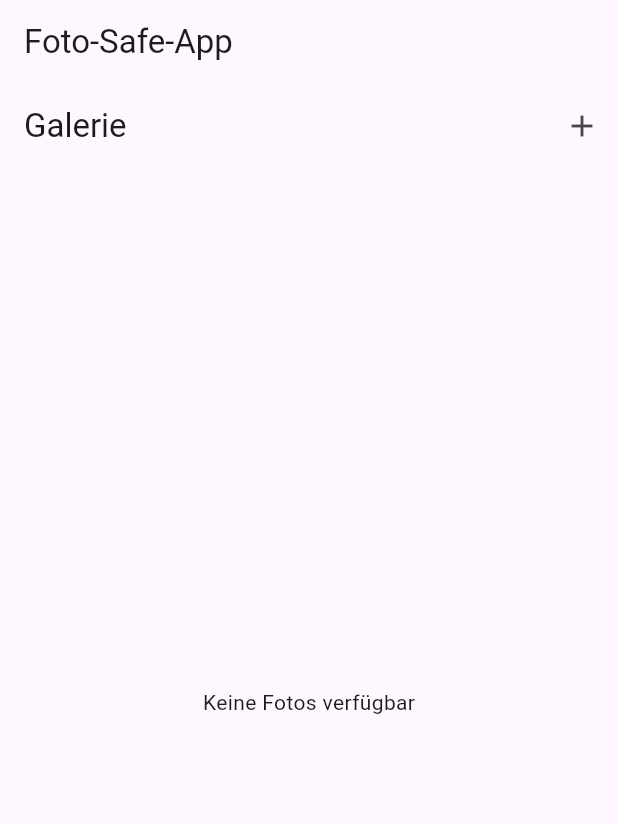
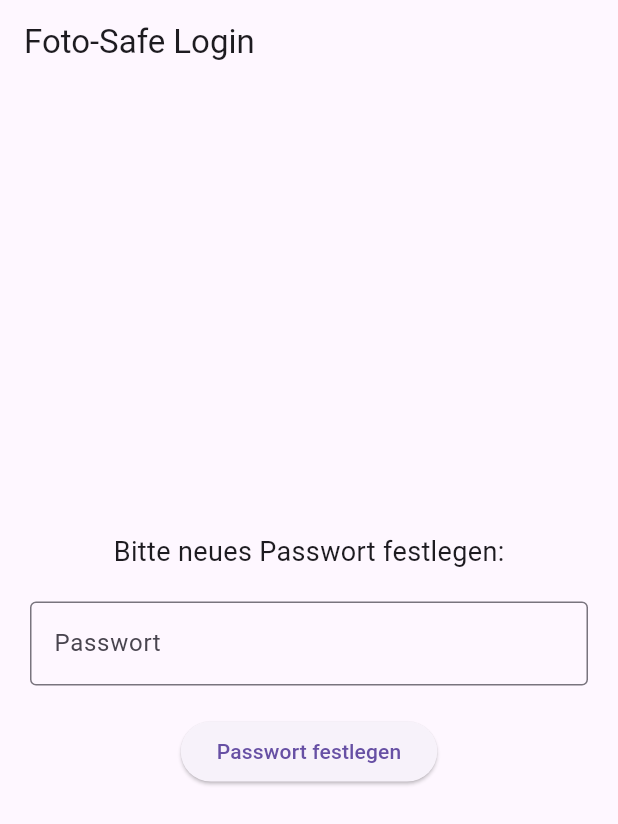
Before and after one commit to Milkricee/saveapp, a Flutter app: the screen it shows after launch, on a phone screen of 412 x 824 dp. Shown: the top 824 px of the screen. Run offline on Flutter 3.47's test engine with Material 3 defaults, Android fonts, the phone set to English and light mode, and no system bars; our stand-ins replace flutter_secure_storage, image_picker, photo_view; missing offline and left inert: encrypt.

Commit message:
Refactor file imports and screen names

```diff
--- a/lib/main.dart
+++ b/lib/main.dart
@@ -1,5 +1,5 @@
 import 'package:flutter/material.dart';
-import 'package:saveapp/screens/home.dart';
+import 'package:saveapp/screens/login_page.dart'; // Importiere die Login-Seite
 
 void main() {
   runApp(const SaveApp());
@@ -15,7 +15,8 @@ class SaveApp extends StatelessWidget {
       theme: ThemeData(
         primarySwatch: Colors.blue,
       ),
-      home: const HomeScreen(),
+      home: const LoginPage(), // LoginPage als Startseite festlegen
+      debugShowCheckedModeBanner: false, // Entfernt das Debug-Banner im Web
     );
   }
 }
--- a/lib/screens/home.dart
+++ b/lib/screens/home.dart
@@ -1,6 +1,5 @@
 import 'package:flutter/material.dart';
-import 'package:saveapp/logik/password_ui_helper.dart';
-import 'package:saveapp/logik/password_manager.dart';
+import 'package:saveapp/logik/home_screen_logic.dart'; // Importiere die Logik-Datei
 import 'galerie.dart';
 import 'settings.dart';
 
@@ -11,43 +10,8 @@ class HomeScreen extends StatefulWidget {
   HomeScreenState createState() => HomeScreenState();
 }
 
-class HomeScreenState extends State<HomeScreen> with WidgetsBindingObserver {
-  int _selectedIndex = 0;
-  bool _isPasswordSet = false;
-  bool _isPasswordVerified = false; // Speichert, ob das Passwort eingegeben wurde
-
-  @override
-  void initState() {
-    super.initState();
-    WidgetsBinding.instance.addObserver(this); // Observer hinzufügen
-    _checkPasswordStatus();
-  }
-
-  @override
-  void dispose() {
-    WidgetsBinding.instance.removeObserver(this); // Observer entfernen
-    super.dispose();
-  }
-
-  @override
-  void didChangeAppLifecycleState(AppLifecycleState state) {
-    if (state == AppLifecycleState.resumed) {
-      // App wurde aus dem Hintergrund wieder geöffnet
-      setState(() {
-        _isPasswordVerified = false; // Passwortabfrage erzwingen
-      });
-    }
-  }
-
-  // Prüft, ob ein Passwort bereits gesetzt ist
-  Future<void> _checkPasswordStatus() async {
-    bool passwordExists = await PasswordUIHelper.isPasswordSet();
-    if (!mounted) return; // Überprüft, ob das Widget noch aktiv ist
-    setState(() {
-      _isPasswordSet = passwordExists;
-      _isPasswordVerified = !passwordExists; // Kein Passwort -> Kein Login nötig
-    });
-  }
+class HomeScreenState extends State<HomeScreen> {
+  final HomeScreenLogic _logic = HomeScreenLogic(); // Logik-Instanz erstellen
 
   @override
   Widget build(BuildContext context) {
@@ -55,11 +19,8 @@ class HomeScreenState extends State<HomeScreen> with WidgetsBindingObserver {
       appBar: AppBar(
         title: const Text('Foto-Safe-App'),
       ),
-      body: _isPasswordSet && !_isPasswordVerified
-          ? _buildPasswordPrompt() // Passwortabfrage anzeigen
-          : _buildContent(),
-      bottomNavigationBar: _isPasswordSet && _isPasswordVerified
-          ? BottomNavigationBar(
+      body: _buildContent(),
+      bottomNavigationBar: BottomNavigationBar(
         items: const <BottomNavigationBarItem>[
           BottomNavigationBarItem(
             icon: Icon(Icons.photo_library),
@@ -70,46 +31,14 @@ class HomeScreenState extends State<HomeScreen> with WidgetsBindingObserver {
             label: 'Einstellungen',
           ),
         ],
-              currentIndex: _selectedIndex,
-              onTap: _onItemTapped,
-            )
-          : null,
+        currentIndex: _logic.selectedIndex,
+        onTap: (index) => _logic.onItemTapped(index, setState), // Logik verwenden
+      ),
     );
   }
 
-  // Zeigt die Passwortabfrage an
-  Widget _buildPasswordPrompt() {
-    return PasswordUIHelper.buildPasswordCheckInput(
-      context,
-      (enteredPassword) async {
-        bool isValid = await PasswordManager.verifyPassword(enteredPassword);
-        if (!mounted) return; // Überprüfen, ob das Widget noch aktiv ist
-        if (isValid) {
-          setState(() {
-            _isPasswordVerified = true; // Passwort korrekt -> Zugriff erlauben
-          });
-        } else {
-          // Überprüfen, ob das Widget noch gemounted ist, bevor der Kontext verwendet wird
-          if (context.mounted) {
-            ScaffoldMessenger.of(context).showSnackBar(
-              const SnackBar(content: Text('Falsches Passwort!')),
-            );
-          }
-        }
-      },
-      () {},
-    );
-  }
-
-  // App-Inhalt nach erfolgreicher Passwortvergabe
   Widget _buildContent() {
-    return _pages[_selectedIndex];
-  }
-
-  void _onItemTapped(int index) {
-    setState(() {
-      _selectedIndex = index;
-    });
+    return _pages[_logic.selectedIndex];
   }
 
   static const List<Widget> _pages = <Widget>[
--- /dev/null
+++ b/lib/screens/login_page.dart
@@ -0,0 +1,94 @@
+import 'package:flutter/material.dart';
+import 'package:saveapp/logik/password_manager.dart';
+import 'home.dart'; // Importiere den HomeScreen für die Navigation
+
+class LoginPage extends StatefulWidget {
+  const LoginPage({super.key});
+
+  @override
+  LoginPageState createState() => LoginPageState();
+}
+
+class LoginPageState extends State<LoginPage> {
+  String _password = '';
+  bool _isPasswordSet = false;
+
+  @override
+  void initState() {
+    super.initState();
+    _checkPasswordStatus();
+  }
+
+  // Überprüft, ob ein Passwort bereits gesetzt ist
+  Future<void> _checkPasswordStatus() async {
+    bool passwordExists = await PasswordManager.doesPasswordExist();
+    setState(() {
+      _isPasswordSet = passwordExists;
+    });
+  }
+
+  // Überprüft das eingegebene Passwort und leitet weiter
+  Future<void> _verifyPassword() async {
+    bool isValid = await PasswordManager.verifyPassword(_password);
+    if (!mounted) return;
+    if (isValid) {
+      Navigator.pushReplacement(
+        context,
+        MaterialPageRoute(builder: (context) => const HomeScreen()),
+      );
+    } else {
+      ScaffoldMessenger.of(context).showSnackBar(
+        const SnackBar(content: Text('Falsches Passwort!')),
+      );
+    }
+  }
+
+  @override
+  Widget build(BuildContext context) {
+    return Scaffold(
+      appBar: AppBar(
+        title: const Text('Foto-Safe Login'),
+      ),
+      body: Padding(
+        padding: const EdgeInsets.all(20.0),
+        child: Center(
+          child: Column(
+            mainAxisAlignment: MainAxisAlignment.center,
+            children: [
+              Text(
+                _isPasswordSet ? 'Bitte Passwort eingeben:' : 'Bitte neues Passwort festlegen:',
+                style: const TextStyle(fontSize: 18),
+              ),
+              const SizedBox(height: 20),
+              TextField(
+                keyboardType: TextInputType.number,
+                obscureText: true,
+                onChanged: (value) => _password = value,
+                decoration: const InputDecoration(
+                  border: OutlineInputBorder(),
+                  labelText: 'Passwort',
+                ),
+              ),
+              const SizedBox(height: 20),
+              ElevatedButton(
+                onPressed: () async {
+                  if (_isPasswordSet) {
+                    await _verifyPassword();
+                  } else {
+                    await PasswordManager.setNewPassword(_password);
+                    if (!mounted) return;
+                    ScaffoldMessenger.of(context).showSnackBar(
+                      const SnackBar(content: Text('Passwort erfolgreich festgelegt!')),
+                    );
+                    await _verifyPassword(); // Direkt zum HomeScreen weiterleiten
+                  }
+                },
+                child: Text(_isPasswordSet ? 'Anmelden' : 'Passwort festlegen'),
+              ),
+            ],
+          ),
+        ),
+      ),
+    );
+  }
+}
```
Also changed, not shown: lib/logik/home_screen_logic.dart (added, +12 -0 lines). Lines whose indentation alone changed are shown as unchanged.
